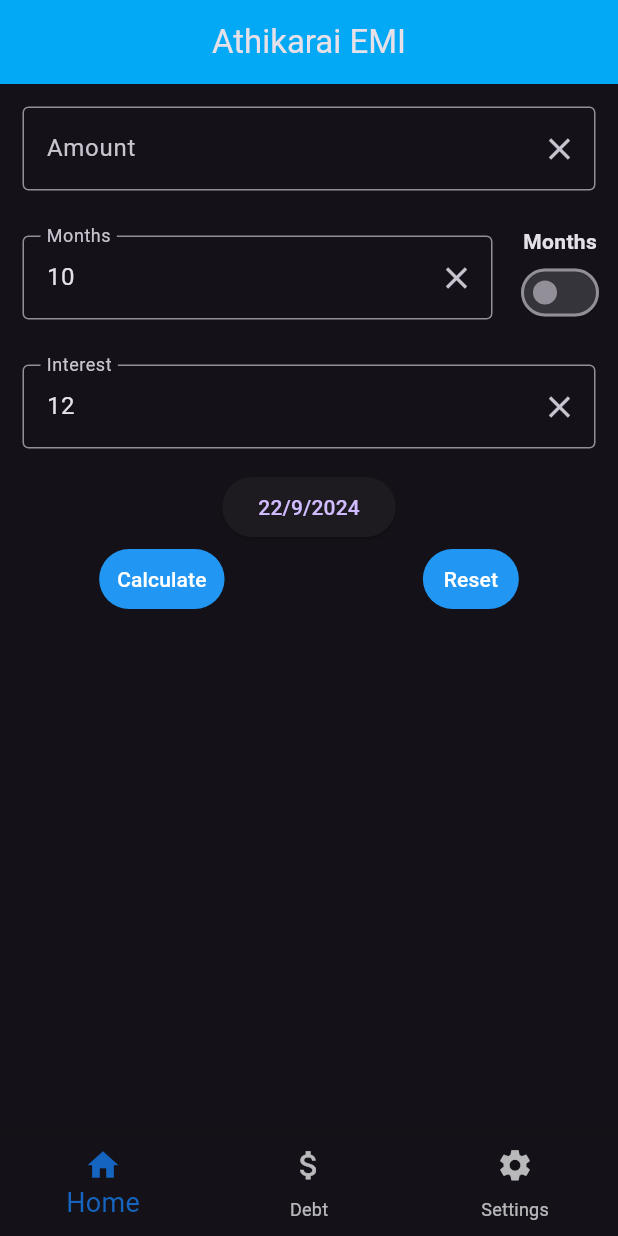
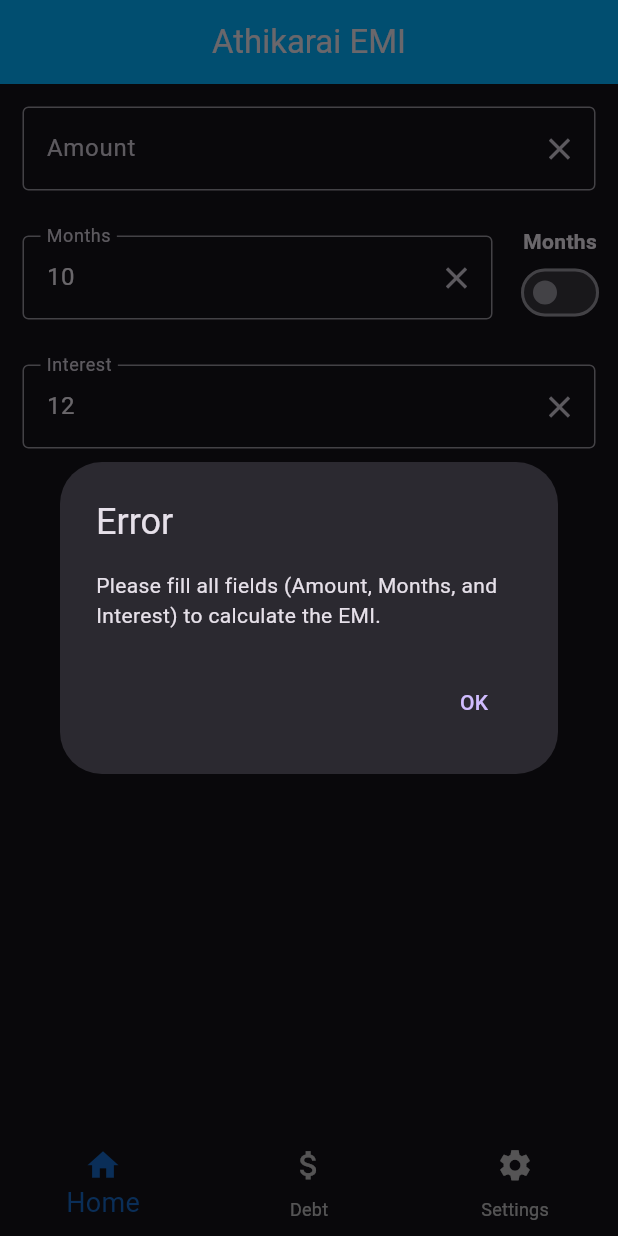
Before and after one commit to somanaga96/athikarai_emi, a Flutter app: the screen it shows after launch, after a tap on "Calculate", on a phone screen of 412 x 824 dp. Run offline on Flutter 3.47's test engine with Material 3 defaults, Android fonts, the phone set to English and light mode, and no system bars.

```diff
--- a/lib/components/page/calc/calc_home.dart
+++ b/lib/components/page/calc/calc_home.dart
@@ -102,7 +102,27 @@ class _CalcHomeState extends State<CalcHome> {
   }
 
   void _calculate() {
-    if (amount.text.isNotEmpty && months.text.isNotEmpty) {
+    if (amount.text.isEmpty || months.text.isEmpty || rate.text.isEmpty) {
+      // Show error dialog if any of the fields are empty
+      showDialog(
+        context: context,
+        builder: (BuildContext context) {
+          return AlertDialog(
+            title: const Text('Error'),
+            content: const Text(
+                'Please fill all fields (Amount, Months, and Interest) to calculate the EMI.'),
+            actions: <Widget>[
+              TextButton(
+                child: const Text('OK'),
+                onPressed: () {
+                  Navigator.of(context).pop();
+                },
+              ),
+            ],
+          );
+        },
+      );
+    } else {
       setState(() {
         canShow = true;
         period = _tenureType == "Years"
```
